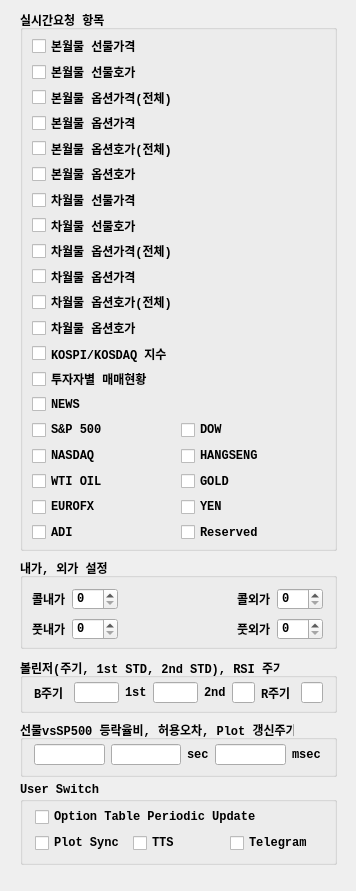
Qt form UI/realtimeitem.ui (skygoldfish/SkyBot) before a commit.
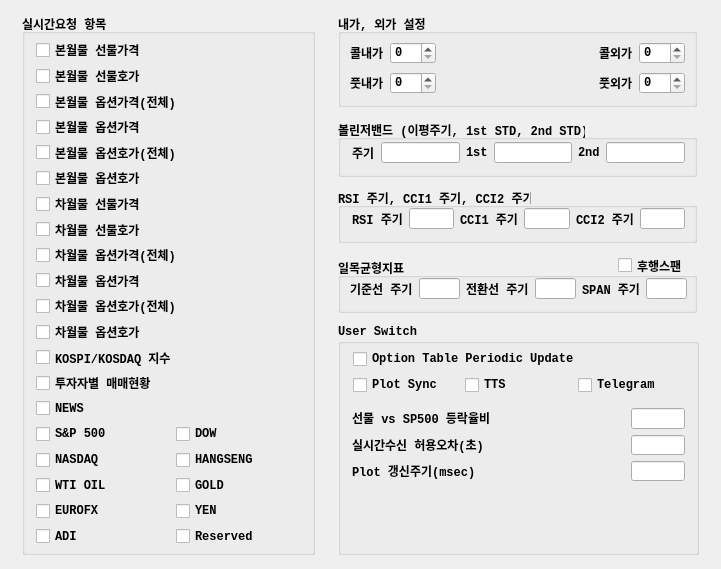
The same form after that commit.

Commit message: 소스정리

What changed in the file:
```diff
--- a/UI/realtimeitem.ui
+++ b/UI/realtimeitem.ui
@@ -6,8 +6,8 @@
    <rect>
     <x>0</x>
     <y>0</y>
-    <width>356</width>
-    <height>891</height>
+    <width>721</width>
+    <height>569</height>
    </rect>
   </property>
   <property name="windowTitle">
@@ -16,9 +16,9 @@
   <widget class="QGroupBox" name="groupBox">
    <property name="geometry">
     <rect>
-     <x>20</x>
-     <y>10</y>
-     <width>317</width>
+     <x>22</x>
+     <y>14</y>
+     <width>293</width>
      <height>541</height>
     </rect>
    </property>
@@ -38,9 +38,9 @@
    <widget class="QWidget" name="layoutWidget">
     <property name="geometry">
      <rect>
-      <x>12</x>
+      <x>14</x>
       <y>26</y>
-      <width>291</width>
+      <width>273</width>
       <height>506</height>
      </rect>
     </property>
@@ -418,87 +418,6 @@
     </layout>
    </widget>
   </widget>
-  <widget class="QGroupBox" name="groupBox_1">
-   <property name="geometry">
-    <rect>
-     <x>20</x>
-     <y>720</y>
-     <width>317</width>
-     <height>57</height>
-    </rect>
-   </property>
-   <property name="font">
-    <font>
-     <family>Consolas</family>
-     <weight>75</weight>
-     <bold>true</bold>
-    </font>
-   </property>
-   <property name="title">
-    <string>선물vsSP500 등락율비, 허용오차, Plot 갱신주기</string>
-   </property>
-   <widget class="QWidget" name="layoutWidget">
-    <property name="geometry">
-     <rect>
-      <x>14</x>
-      <y>24</y>
-      <width>287</width>
-      <height>21</height>
-     </rect>
-    </property>
-    <layout class="QHBoxLayout" name="horizontalLayout">
-     <item>
-      <widget class="QLineEdit" name="lineEdit_drate_ratio">
-       <property name="alignment">
-        <set>Qt::AlignRight|Qt::AlignTrailing|Qt::AlignVCenter</set>
-       </property>
-      </widget>
-     </item>
-     <item>
-      <widget class="QLineEdit" name="lineEdit_tolerance">
-       <property name="alignment">
-        <set>Qt::AlignRight|Qt::AlignTrailing|Qt::AlignVCenter</set>
-       </property>
-      </widget>
-     </item>
-     <item>
-      <widget class="QLabel" name="label_2">
-       <property name="font">
-        <font>
-         <family>Consolas</family>
-         <weight>75</weight>
-         <bold>true</bold>
-        </font>
-       </property>
-       <property name="text">
-        <string>sec</string>
-       </property>
-      </widget>
-     </item>
-     <item>
-      <widget class="QLineEdit" name="lineEdit_plot">
-       <property name="alignment">
-        <set>Qt::AlignRight|Qt::AlignTrailing|Qt::AlignVCenter</set>
-       </property>
-      </widget>
-     </item>
-     <item>
-      <widget class="QLabel" name="label">
-       <property name="font">
-        <font>
-         <family>Consolas</family>
-         <weight>75</weight>
-         <bold>true</bold>
-        </font>
-       </property>
-       <property name="text">
-        <string>msec</string>
-       </property>
-      </widget>
-     </item>
-    </layout>
-   </widget>
-  </widget>
   <widget class="QWidget" name="layoutWidget">
    <property name="geometry">
     <rect>
@@ -513,10 +432,10 @@
   <widget class="QGroupBox" name="groupBox_2">
    <property name="geometry">
     <rect>
-     <x>20</x>
-     <y>658</y>
-     <width>317</width>
-     <height>55</height>
+     <x>338</x>
+     <y>120</y>
+     <width>359</width>
+     <height>57</height>
     </rect>
    </property>
    <property name="font">
@@ -527,18 +446,18 @@
     </font>
    </property>
    <property name="title">
-    <string>볼린저(주기, 1st STD, 2nd STD), RSI 주기</string>
+    <string>볼린저밴드 (이평주기, 1st STD, 2nd STD)</string>
    </property>
-   <widget class="QWidget" name="">
+   <widget class="QWidget" name="layoutWidget">
     <property name="geometry">
      <rect>
       <x>14</x>
-      <y>24</y>
-      <width>289</width>
+      <y>22</y>
+      <width>333</width>
       <height>21</height>
      </rect>
     </property>
-    <layout class="QHBoxLayout" name="horizontalLayout_2" stretch="3,4,2,4,2,2,3,2">
+    <layout class="QHBoxLayout" name="horizontalLayout_12">
      <item>
       <widget class="QLabel" name="label_5">
        <property name="font">
@@ -549,7 +468,7 @@
         </font>
        </property>
        <property name="text">
-        <string>B주기</string>
+        <string>주기</string>
        </property>
       </widget>
      </item>
@@ -602,37 +521,16 @@
        </property>
       </widget>
      </item>
-     <item>
-      <widget class="QLabel" name="label_6">
-       <property name="font">
-        <font>
-         <family>Consolas</family>
-         <weight>75</weight>
-         <bold>true</bold>
-        </font>
-       </property>
-       <property name="text">
-        <string>R주기</string>
-       </property>
-      </widget>
-     </item>
-     <item>
-      <widget class="QLineEdit" name="lineEdit_rsi_period">
-       <property name="alignment">
-        <set>Qt::AlignRight|Qt::AlignTrailing|Qt::AlignVCenter</set>
-       </property>
-      </widget>
-     </item>
     </layout>
    </widget>
   </widget>
   <widget class="QGroupBox" name="groupBox_3">
    <property name="geometry">
     <rect>
-     <x>20</x>
-     <y>558</y>
-     <width>317</width>
-     <height>91</height>
+     <x>338</x>
+     <y>14</y>
+     <width>359</width>
+     <height>93</height>
     </rect>
    </property>
    <property name="font">
@@ -649,8 +547,8 @@
     <property name="geometry">
      <rect>
       <x>12</x>
-      <y>60</y>
-      <width>291</width>
+      <y>58</y>
+      <width>335</width>
       <height>22</height>
      </rect>
     </property>
@@ -694,8 +592,8 @@
     <property name="geometry">
      <rect>
       <x>12</x>
-      <y>30</y>
-      <width>291</width>
+      <y>28</y>
+      <width>335</width>
       <height>22</height>
      </rect>
     </property>
@@ -739,10 +637,10 @@
   <widget class="QGroupBox" name="groupBox_4">
    <property name="geometry">
     <rect>
-     <x>20</x>
-     <y>782</y>
-     <width>317</width>
-     <height>83</height>
+     <x>338</x>
+     <y>324</y>
+     <width>361</width>
+     <height>231</height>
     </rect>
    </property>
    <property name="font">
@@ -755,12 +653,12 @@
    <property name="title">
     <string>User Switch</string>
    </property>
-   <widget class="QWidget" name="">
+   <widget class="QWidget" name="layoutWidget">
     <property name="geometry">
      <rect>
       <x>15</x>
       <y>25</y>
-      <width>287</width>
+      <width>331</width>
       <height>48</height>
      </rect>
     </property>
@@ -796,6 +694,299 @@
         </widget>
        </item>
       </layout>
+     </item>
+    </layout>
+   </widget>
+   <widget class="QWidget" name="">
+    <property name="geometry">
+     <rect>
+      <x>14</x>
+      <y>84</y>
+      <width>333</width>
+      <height>73</height>
+     </rect>
+    </property>
+    <layout class="QHBoxLayout" name="horizontalLayout" stretch="10,2">
+     <item>
+      <layout class="QVBoxLayout" name="verticalLayout_5">
+       <item>
+        <widget class="QLabel" name="label_18">
+         <property name="font">
+          <font>
+           <family>Consolas</family>
+           <weight>75</weight>
+           <bold>true</bold>
+          </font>
+         </property>
+         <property name="text">
+          <string>선물 vs SP500 등락율비</string>
+         </property>
+        </widget>
+       </item>
+       <item>
+        <widget class="QLabel" name="label_19">
+         <property name="font">
+          <font>
+           <family>Consolas</family>
+           <weight>75</weight>
+           <bold>true</bold>
+          </font>
+         </property>
+         <property name="text">
+          <string>실시간수신 허용오차(초)</string>
+         </property>
+        </widget>
+       </item>
+       <item>
+        <widget class="QLabel" name="label_20">
+         <property name="font">
+          <font>
+           <family>Consolas</family>
+           <weight>75</weight>
+           <bold>true</bold>
+          </font>
+         </property>
+         <property name="text">
+          <string>Plot 갱신주기(msec)</string>
+         </property>
+        </widget>
+       </item>
+      </layout>
+     </item>
+     <item>
+      <layout class="QVBoxLayout" name="verticalLayout_4">
+       <item>
+        <widget class="QLineEdit" name="lineEdit_drate_ratio">
+         <property name="alignment">
+          <set>Qt::AlignRight|Qt::AlignTrailing|Qt::AlignVCenter</set>
+         </property>
+        </widget>
+       </item>
+       <item>
+        <widget class="QLineEdit" name="lineEdit_tolerance">
+         <property name="alignment">
+          <set>Qt::AlignRight|Qt::AlignTrailing|Qt::AlignVCenter</set>
+         </property>
+        </widget>
+       </item>
+       <item>
+        <widget class="QLineEdit" name="lineEdit_plot">
+         <property name="alignment">
+          <set>Qt::AlignRight|Qt::AlignTrailing|Qt::AlignVCenter</set>
+         </property>
+        </widget>
+       </item>
+      </layout>
+     </item>
+    </layout>
+   </widget>
+  </widget>
+  <widget class="QGroupBox" name="groupBox_5">
+   <property name="geometry">
+    <rect>
+     <x>338</x>
+     <y>188</y>
+     <width>359</width>
+     <height>55</height>
+    </rect>
+   </property>
+   <property name="font">
+    <font>
+     <family>Consolas</family>
+     <weight>75</weight>
+     <bold>true</bold>
+    </font>
+   </property>
+   <property name="title">
+    <string>RSI 주기, CCI1 주기, CCI2 주기</string>
+   </property>
+   <widget class="QWidget" name="layoutWidget">
+    <property name="geometry">
+     <rect>
+      <x>14</x>
+      <y>20</y>
+      <width>333</width>
+      <height>21</height>
+     </rect>
+    </property>
+    <layout class="QHBoxLayout" name="horizontalLayout_2">
+     <item>
+      <widget class="QLabel" name="label_10">
+       <property name="font">
+        <font>
+         <family>Consolas</family>
+         <weight>75</weight>
+         <bold>true</bold>
+        </font>
+       </property>
+       <property name="text">
+        <string>RSI 주기</string>
+       </property>
+      </widget>
+     </item>
+     <item>
+      <widget class="QLineEdit" name="lineEdit_rsi_period">
+       <property name="alignment">
+        <set>Qt::AlignRight|Qt::AlignTrailing|Qt::AlignVCenter</set>
+       </property>
+      </widget>
+     </item>
+     <item>
+      <widget class="QLabel" name="label_11">
+       <property name="font">
+        <font>
+         <family>Consolas</family>
+         <weight>75</weight>
+         <bold>true</bold>
+        </font>
+       </property>
+       <property name="text">
+        <string>CCI1 주기</string>
+       </property>
+      </widget>
+     </item>
+     <item>
+      <widget class="QLineEdit" name="lineEdit_cci1_period">
+       <property name="alignment">
+        <set>Qt::AlignRight|Qt::AlignTrailing|Qt::AlignVCenter</set>
+       </property>
+      </widget>
+     </item>
+     <item>
+      <widget class="QLabel" name="label_14">
+       <property name="font">
+        <font>
+         <family>Consolas</family>
+         <weight>75</weight>
+         <bold>true</bold>
+        </font>
+       </property>
+       <property name="text">
+        <string>CCI2 주기</string>
+       </property>
+      </widget>
+     </item>
+     <item>
+      <widget class="QLineEdit" name="lineEdit_cci2_period">
+       <property name="alignment">
+        <set>Qt::AlignRight|Qt::AlignTrailing|Qt::AlignVCenter</set>
+       </property>
+      </widget>
+     </item>
+    </layout>
+   </widget>
+  </widget>
+  <widget class="QGroupBox" name="groupBox_6">
+   <property name="geometry">
+    <rect>
+     <x>338</x>
+     <y>258</y>
+     <width>359</width>
+     <height>55</height>
+    </rect>
+   </property>
+   <property name="font">
+    <font>
+     <family>Consolas</family>
+     <weight>75</weight>
+     <bold>true</bold>
+    </font>
+   </property>
+   <property name="title">
+    <string>일목균형지표</string>
+   </property>
+   <widget class="QCheckBox" name="checkBox_lagging_span">
+    <property name="geometry">
+     <rect>
+      <x>280</x>
+      <y>-2</y>
+      <width>69</width>
+      <height>19</height>
+     </rect>
+    </property>
+    <property name="font">
+     <font>
+      <family>Consolas</family>
+      <weight>75</weight>
+      <bold>true</bold>
+     </font>
+    </property>
+    <property name="text">
+     <string>후행스팬</string>
+    </property>
+   </widget>
+   <widget class="QWidget" name="layoutWidget_2">
+    <property name="geometry">
+     <rect>
+      <x>12</x>
+      <y>20</y>
+      <width>337</width>
+      <height>21</height>
+     </rect>
+    </property>
+    <layout class="QHBoxLayout" name="horizontalLayout_11">
+     <item>
+      <widget class="QLabel" name="label_12">
+       <property name="font">
+        <font>
+         <family>Consolas</family>
+         <weight>75</weight>
+         <bold>true</bold>
+        </font>
+       </property>
+       <property name="text">
+        <string>기준선 주기</string>
+       </property>
+      </widget>
+     </item>
+     <item>
+      <widget class="QLineEdit" name="lineEdit_ichimoku_baseline_period">
+       <property name="alignment">
+        <set>Qt::AlignRight|Qt::AlignTrailing|Qt::AlignVCenter</set>
+       </property>
+      </widget>
+     </item>
+     <item>
+      <widget class="QLabel" name="label_13">
+       <property name="font">
+        <font>
+         <family>Consolas</family>
+         <weight>75</weight>
+         <bold>true</bold>
+        </font>
+       </property>
+       <property name="text">
+        <string>전환선 주기</string>
+       </property>
+      </widget>
+     </item>
+     <item>
+      <widget class="QLineEdit" name="lineEdit_ichimoku_conversionline_period">
+       <property name="alignment">
+        <set>Qt::AlignRight|Qt::AlignTrailing|Qt::AlignVCenter</set>
+       </property>
+      </widget>
+     </item>
+     <item>
+      <widget class="QLabel" name="label_15">
+       <property name="font">
+        <font>
+         <family>Consolas</family>
+         <weight>75</weight>
+         <bold>true</bold>
+        </font>
+       </property>
+       <property name="text">
+        <string>SPAN 주기</string>
+       </property>
+      </widget>
+     </item>
+     <item>
+      <widget class="QLineEdit" name="lineEdit_ichimoku_span_period">
+       <property name="alignment">
+        <set>Qt::AlignRight|Qt::AlignTrailing|Qt::AlignVCenter</set>
+       </property>
+      </widget>
      </item>
     </layout>
    </widget>
```
The commit also changes 2 other files.
